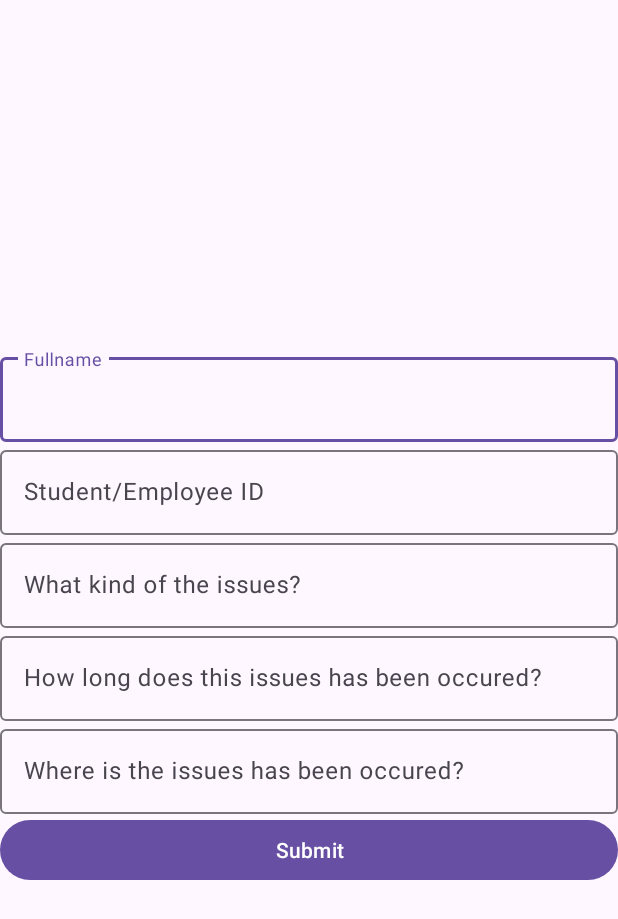
After one commit to NHpe/NMCNPM21_3, an Android app: the fragment ReportIssues shown on its own in the app's theme, on a phone screen of 412 x 824 dp. The commit adds this screen. Shown: the top 919 px of the screen. Run offline under Robolectric (Android 15) with nearby library versions, the phone set to English and light mode, and no system bars.

Commit message:
Them Report Issues

```diff
--- a/Dormitory/app/src/main/AndroidManifest.xml
+++ b/Dormitory/app/src/main/AndroidManifest.xml
@@ -13,8 +13,11 @@
         android:theme="@style/Theme.Dormitory"
         tools:targetApi="31">
         <activity
+            android:name=".SignInFragment$ReportIssues"
+            android:exported="false" />
+        <activity
             android:name=".MainActivity"
-            android:exported="true" >
+            android:exported="true">
             <intent-filter>
                 <action android:name="android.intent.action.MAIN" />
 
--- /dev/null
+++ b/Dormitory/app/src/main/java/com/nhom18/myapplication/ReportIssues.java
@@ -0,0 +1,68 @@
+package com.nhom18.myapplication;
+
+import android.os.Bundle;
+
+import androidx.fragment.app.Fragment;
+
+import android.view.LayoutInflater;
+import android.view.View;
+import android.view.ViewGroup;
+import android.widget.Button;
+import android.widget.EditText;
+import android.widget.Toast;
+
+/**
+ * A simple {@link Fragment} subclass.
+ * Use the {@link ReportIssues#} factory method to
+ * create an instance of this fragment.
+ */
+public class ReportIssues extends Fragment {
+    // TODO: Rename and change types of parameters
+    private EditText edtFullName;
+    private EditText edtID;
+    private EditText edtWhat;
+    private EditText edtHowLong;
+    private EditText edtWhere;
+    private Button btnSubmit;
+
+    public ReportIssues() {
+        // Required empty public constructor
+    }
+    @Override
+    public void onCreate(Bundle savedInstanceState) {
+        super.onCreate(savedInstanceState);
+    }
+    @Override
+    public View onCreateView(LayoutInflater inflater, ViewGroup container,
+                             Bundle savedInstanceState) {
+        // Inflate the layout for this fragment
+        View view = inflater.inflate(R.layout.fragment_report_issues, container, false);
+
+        edtFullName = view.findViewById(R.id.edtFullName);
+        edtID = view.findViewById(R.id.edtID);
+        edtWhat = view.findViewById(R.id.edtWhat);
+        edtHowLong = view.findViewById(R.id.edtHowLong);
+        edtWhere = view.findViewById(R.id.edtWhere);
+
+        btnSubmit = view.findViewById(R.id.btnSubmit);
+
+        btnSubmit.setOnClickListener(new View.OnClickListener() {
+            @Override
+            public void onClick(View v) {
+                String name = edtFullName.getText().toString().trim();
+                String id = edtID.getText().toString().trim();
+                String what = edtWhat.getText().toString().trim();
+                String howLong = edtHowLong.getText().toString().trim();
+                String where = edtWhere.getText().toString().trim();
+
+                if (name.equals("") || id.equals("") || what.equals("") || howLong.equals("") || where.equals("")) {
+                    Toast.makeText(requireContext(), "All fields are mandatory", Toast.LENGTH_SHORT).show();
+                }
+                else {
+                    //ToDo
+                }
+            }
+        });
+        return view;
+    }
+}
--- a/Dormitory/app/src/main/java/com/nhom18/myapplication/SignInFragment.java
+++ b/Dormitory/app/src/main/java/com/nhom18/myapplication/SignInFragment.java
@@ -2,6 +2,7 @@ package com.nhom18.myapplication;
 
 import android.os.Bundle;
 
+import androidx.appcompat.app.AppCompatActivity;
 import androidx.fragment.app.Fragment;
 import androidx.navigation.NavController;
 import androidx.navigation.Navigation;
--- /dev/null
+++ b/Dormitory/app/src/main/res/layout/fragment_report_issues.xml
@@ -0,0 +1,73 @@
+<?xml version="1.0" encoding="utf-8"?>
+<LinearLayout xmlns:android="http://schemas.android.com/apk/res/android"
+    xmlns:app="http://schemas.android.com/apk/res-auto"
+    xmlns:tools="http://schemas.android.com/tools"
+    android:layout_width="match_parent"
+    android:layout_height="match_parent"
+    android:orientation="vertical"
+    android:gravity="center"
+    tools:context=".ReportIssues">
+
+    <com.google.android.material.textfield.TextInputLayout
+        android:layout_width="match_parent"
+        android:layout_height="wrap_content">
+        <com.google.android.material.textfield.TextInputEditText
+            android:layout_width="match_parent"
+            android:layout_height="wrap_content"
+            android:id="@+id/edtFullName"
+            android:hint="Fullname">
+        </com.google.android.material.textfield.TextInputEditText>
+    </com.google.android.material.textfield.TextInputLayout>
+
+    <com.google.android.material.textfield.TextInputLayout
+        android:layout_width="match_parent"
+        android:layout_height="wrap_content">
+        <com.google.android.material.textfield.TextInputEditText
+            android:layout_width="match_parent"
+            android:layout_height="wrap_content"
+            android:id="@+id/edtID"
+            android:hint="Student/Employee ID">
+        </com.google.android.material.textfield.TextInputEditText>
+    </com.google.android.material.textfield.TextInputLayout>
+
+    <com.google.android.material.textfield.TextInputLayout
+        android:layout_width="match_parent"
+        android:layout_height="wrap_content">
+        <com.google.android.material.textfield.TextInputEditText
+            android:layout_width="match_parent"
+            android:layout_height="wrap_content"
+            android:id="@+id/edtWhat"
+            android:hint="What kind of the issues?">
+        </com.google.android.material.textfield.TextInputEditText>
+    </com.google.android.material.textfield.TextInputLayout>
+
+    <com.google.android.material.textfield.TextInputLayout
+        android:layout_width="match_parent"
+        android:layout_height="wrap_content">
+        <com.google.android.material.textfield.TextInputEditText
+            android:layout_width="match_parent"
+            android:layout_height="wrap_content"
+            android:id="@+id/edtHowLong"
+            android:hint="How long does this issues has been occured?">
+        </com.google.android.material.textfield.TextInputEditText>
+    </com.google.android.material.textfield.TextInputLayout>
+
+    <com.google.android.material.textfield.TextInputLayout
+        android:layout_width="match_parent"
+        android:layout_height="wrap_content">
+        <com.google.android.material.textfield.TextInputEditText
+            android:layout_width="match_parent"
+            android:layout_height="wrap_content"
+            android:id="@+id/edtWhere"
+            android:hint="Where is the issues has been occured?">
+        </com.google.android.material.textfield.TextInputEditText>
+    </com.google.android.material.textfield.TextInputLayout>
+
+    <Button
+        android:id="@+id/btnSubmit"
+        android:layout_width="match_parent"
+        android:layout_height="wrap_content"
+        android:text="Submit" />
+
+
+</LinearLayout>
--- a/Dormitory/build.gradle.kts
+++ b/Dormitory/build.gradle.kts
@@ -1,4 +1,4 @@
 // Top-level build file where you can add configuration options common to all sub-projects/modules.
 plugins {
-    id("com.android.application") version "8.1.3" apply false
+    id("com.android.application") version "8.2.0" apply false
 }
```
Also changed, not shown: Dormitory/gradle/wrapper/gradle-wrapper.properties.
